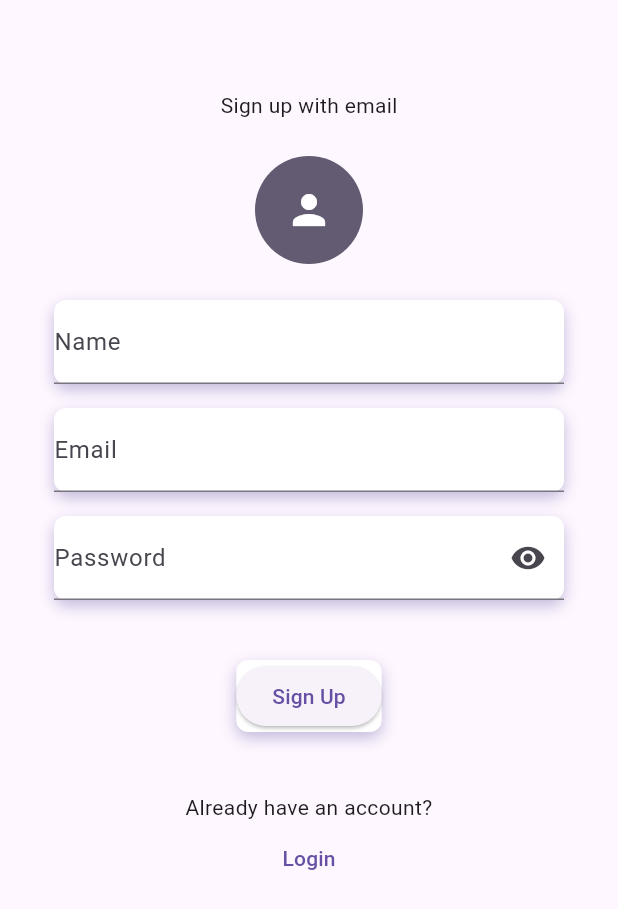
After one commit to peterBrxwn/demo_app, a Flutter app: the RegisterScreen screen opened directly, on a phone screen of 412 x 824 dp. The commit adds this screen. Shown: the top 909 px of the screen. Run offline on Flutter 3.47's test engine with Material 3 defaults, Android fonts, the phone set to English and light mode, and no system bars; our stand-ins replace firebase_core; accounts and stored records are empty.

Commit message:
Implemented Register Screen UI

```diff
--- /dev/null
+++ b/lib/screens/register_screen.dart
@@ -0,0 +1,85 @@
+import 'package:demo/widgets/shadowed_container.dart';
+import 'package:flutter/material.dart';
+
+class RegisterScreen extends StatefulWidget {
+  const RegisterScreen({super.key});
+
+  @override
+  State<RegisterScreen> createState() => _RegisterScreenState();
+}
+
+class _RegisterScreenState extends State<RegisterScreen> {
+  @override
+  Widget build(BuildContext context) {
+    return Scaffold(
+      body: SafeArea(
+        child: Padding(
+          padding: const EdgeInsets.all(36.0),
+          child: SingleChildScrollView(
+            child: Center(
+              child: Column(
+                mainAxisAlignment: MainAxisAlignment.start,
+                mainAxisSize: MainAxisSize.min,
+                children: <Widget>[
+                  const SizedBox(height: 24.0),
+                  Text('Sign up with email'),
+                  const SizedBox(height: 24.0),
+                  Container(
+                    padding: const EdgeInsets.all(20.0),
+                    decoration: BoxDecoration(
+                      color: Theme.of(context).colorScheme.secondary,
+                      shape: BoxShape.circle,
+                    ),
+                    child: Icon(
+                      Icons.person,
+                      size:
+                          Theme.of(context).textTheme.headlineLarge?.fontSize,
+                      color: Theme.of(context).colorScheme.onSecondary,
+                    ),
+                  ),
+                  const SizedBox(height: 24.0),
+                  ShadowedContainer(
+                    child: TextFormField(
+                      keyboardType: TextInputType.name,
+                      decoration: InputDecoration(labelText: 'Name'),
+                    ),
+                  ),
+                  const SizedBox(height: 16.0),
+                  ShadowedContainer(
+                    child: TextFormField(
+                      keyboardType: TextInputType.emailAddress,
+                      decoration: InputDecoration(labelText: 'Email'),
+                    ),
+                  ),
+                  const SizedBox(height: 16.0),
+                  ShadowedContainer(
+                    child: TextFormField(
+                      obscureText: true,
+                      decoration: InputDecoration(
+                        labelText: 'Password',
+                        suffixIcon: IconButton(
+                          icon: Icon(Icons.visibility),
+                          onPressed: () {},
+                        ),
+                      ),
+                    ),
+                  ),
+                  const SizedBox(height: 40.0),
+                  ShadowedContainer(
+                    child: ElevatedButton(
+                      onPressed: () {},
+                      child: const Text('Sign Up'),
+                    ),
+                  ),
+                  const SizedBox(height: 40.0),
+                  Text('Already have an account?', textAlign: TextAlign.center),
+                  TextButton(onPressed: () {}, child: const Text('Login')),
+                ],
+              ),
+            ),
+          ),
+        ),
+      ),
+    );
+  }
+}
--- a/lib/theme/theme.dart
+++ b/lib/theme/theme.dart
@@ -35,10 +35,6 @@ final ThemeData appTheme = ThemeData(
       borderRadius: BorderRadius.circular(4),
       borderSide: const BorderSide(color: Colors.red),
     ),
-    contentPadding: const EdgeInsets.symmetric(
-      vertical: 16.0,
-      horizontal: 16.0,
-    ),
     isDense: true,
   ),
   elevatedButtonTheme: ElevatedButtonThemeData(
```
